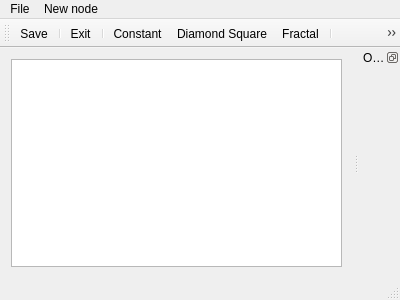
Old version of the form forms/mainwindow.ui in the repository yblein/mmgui.
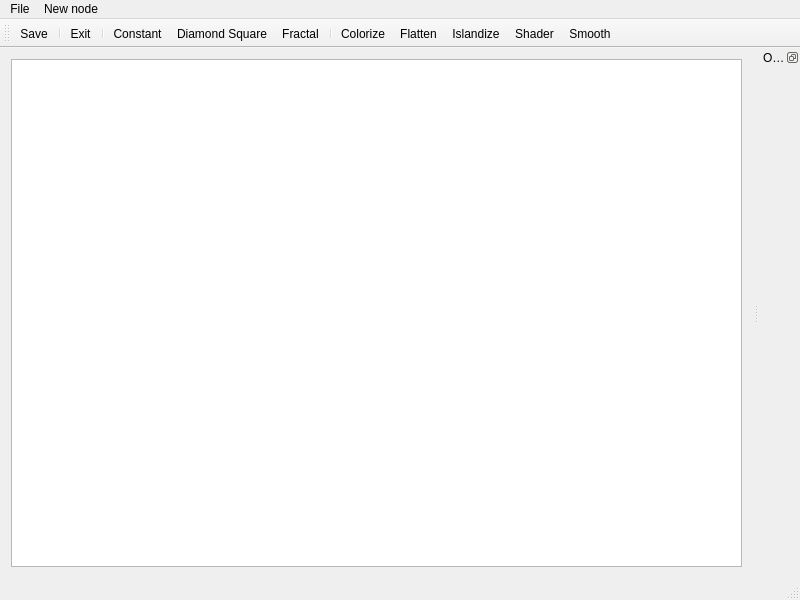
New version of the form.

Patch:
```diff
--- a/forms/mainwindow.ui
+++ b/forms/mainwindow.ui
@@ -6,8 +6,8 @@
    <rect>
     <x>0</x>
     <y>0</y>
-    <width>400</width>
-    <height>300</height>
+    <width>800</width>
+    <height>600</height>
    </rect>
   </property>
   <property name="windowTitle">
@@ -28,7 +28,7 @@
     <rect>
      <x>0</x>
      <y>0</y>
-     <width>400</width>
+     <width>800</width>
      <height>20</height>
     </rect>
    </property>
@@ -104,12 +104,6 @@
     <layout class="QVBoxLayout" name="verticalLayout">
      <item>
       <widget class="QLabel" name="image">
-       <property name="maximumSize">
-        <size>
-         <width>256</width>
-         <height>256</height>
-        </size>
-       </property>
        <property name="text">
         <string/>
        </property>
```
Left out of the diff: 3 changed lines with no effect on the pictures.
